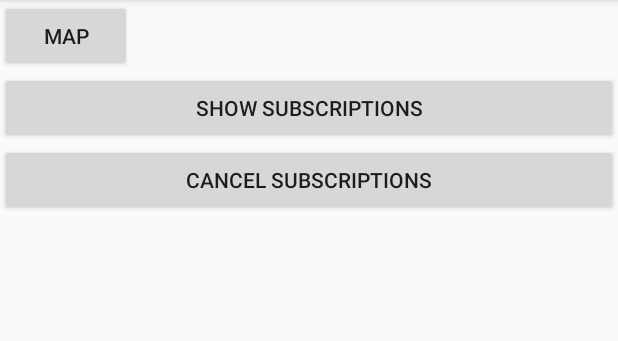
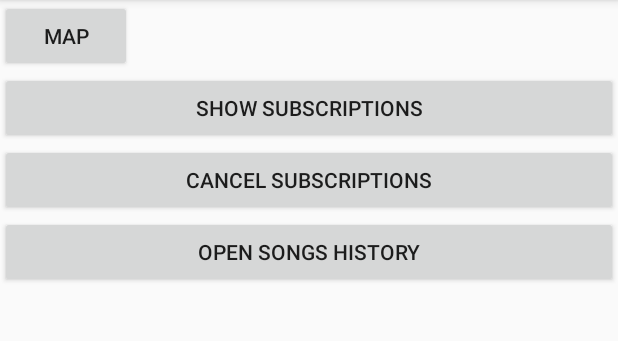
Before and after one commit to przybyszartur/RunningSongs, an Android app: the screen it shows after launch (MainActivity), on a phone screen of 412 x 824 dp, the part 84-425 px from its top. Run offline under Robolectric (Android 15) with nearby library versions, the phone set to English and light mode, and no system bars; 3 statements that could not run were skipped.

```diff
--- a/app/build.gradle
+++ b/app/build.gradle
@@ -29,7 +29,7 @@ dependencies {
     implementation 'com.google.android.gms:play-services-fitness:16.0.1'
     implementation 'com.google.android.gms:play-services-auth:16.0.1'
     implementation 'com.google.android.gms:play-services-maps:16.1.0'
-    implementation  'com.google.android.gms:play-services-location:15.0.1'
+    implementation 'com.google.android.gms:play-services-location:15.0.1'
     implementation 'com.google.android.gms:play-services-places:15.0.1'
     implementation 'com.google.android.gms:play-services-analytics:16.0.8'
 }
--- a/app/src/main/res/layout/activity_main.xml
+++ b/app/src/main/res/layout/activity_main.xml
@@ -5,18 +5,30 @@ android:layout_height="match_parent"
 android:orientation="vertical">
 
     <Button
+        android:id="@+id/btnMap"
         android:layout_width="wrap_content"
         android:layout_height="wrap_content"
-    android:text="Map"
-    android:id="@+id/btnMap"/>
+        android:onClick="onClick"
+        android:text="Map" />
+
     <Button
         android:id="@+id/btn_show_subscriptions"
         android:layout_width="match_parent"
         android:layout_height="wrap_content"
-    android:text="Show Subscriptions"/>
+        android:onClick="onClick"
+        android:text="Show Subscriptions" />
+
     <Button
         android:id="@+id/btn_cancel_subscriptions"
         android:layout_width="match_parent"
         android:layout_height="wrap_content"
-    android:text="Cancel Subscriptions"/>
+        android:onClick="onClick"
+        android:text="Cancel Subscriptions" />
+
+    <Button
+        android:id="@+id/btn_songs_history"
+        android:layout_width="match_parent"
+        android:layout_height="wrap_content"
+        android:onClick="onClick"
+        android:text="Open Songs History" />
 </LinearLayout>
```
Also changed, not shown: app/src/main/AndroidManifest.xml (+13 -10 lines), app/src/main/java/com/example/runningsongs/MainActivity.java (+15 -0 lines), app/src/main/java/com/example/runningsongs/SongStampsListActivity.java (added, +44 -0 lines), app/src/main/java/com/example/runningsongs/TrainingSessionActivity.java (added, +14 -0 lines), app/src/main/java/com/example/runningsongs/models/Song.java (added, +25 -0 lines), app/src/main/java/com/example/runningsongs/models/SongStamp.java (added, +27 -0 lines), app/src/main/res/layout/activity_song_stamps_list.xml (added, +17 -0 lines), app/src/main/res/layout/activity_training_session.xml (added, +9 -0 lines). Lines whose indentation alone changed are shown as unchanged.
